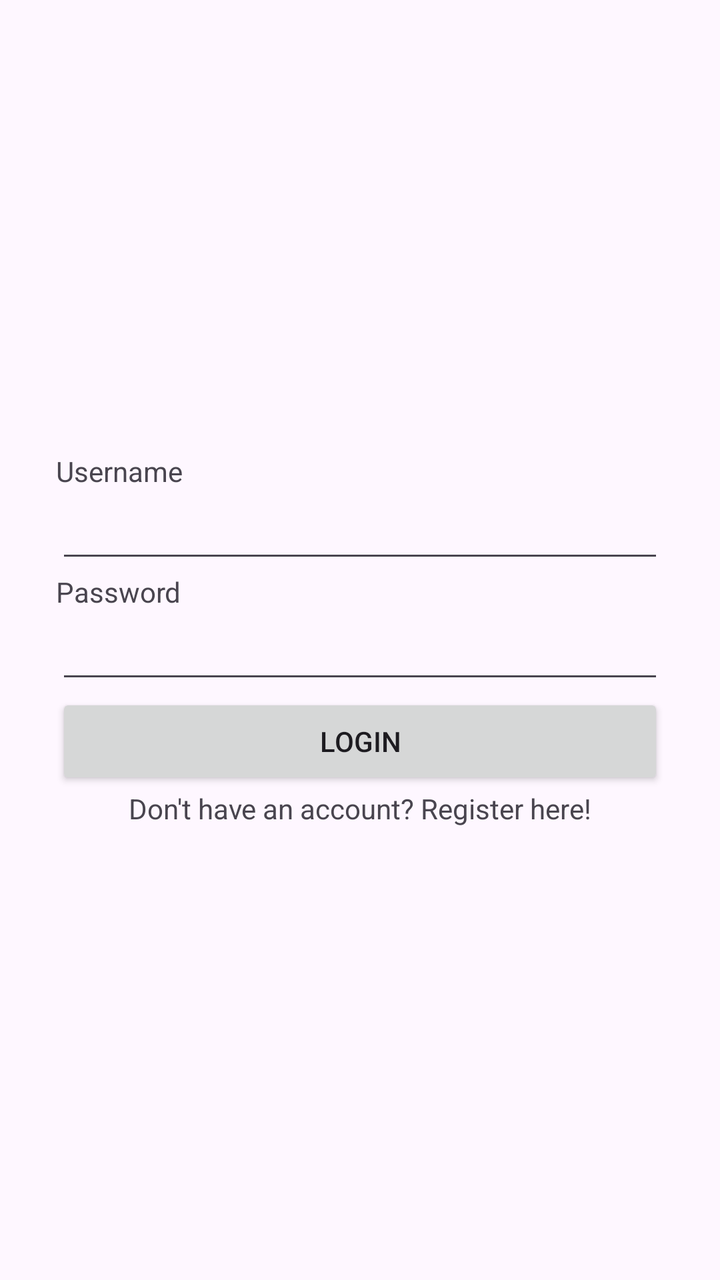
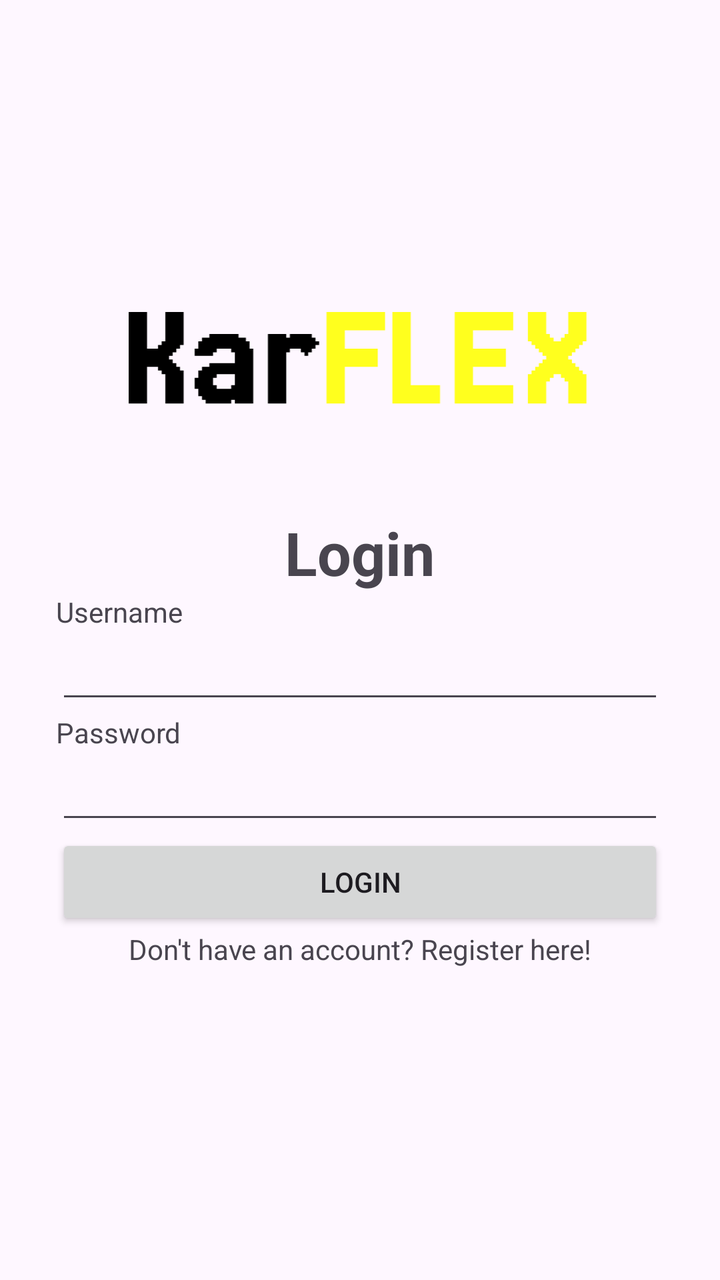

Two renders of the same Android screen: before a commit and after it. Below are the layout's source before the change and the commit's diff.
<!-- AndroidManifest.xml: application theme Theme.Karflex -->
<!-- res/layout/activity_login.xml -->
<?xml version="1.0" encoding="utf-8"?>
<LinearLayout xmlns:android="http://schemas.android.com/apk/res/android"
    xmlns:app="http://schemas.android.com/apk/res-auto"
    xmlns:tools="http://schemas.android.com/tools"
    android:id="@+id/main"
    android:layout_width="match_parent"
    android:layout_height="match_parent"
    tools:context=".LoginActivity"
    android:orientation="vertical"
    android:gravity="center"
    android:padding="28sp">

    <TextView
        android:layout_width="wrap_content"
        android:layout_height="wrap_content"
        android:text="Username"
        android:layout_gravity="left"/>
    <EditText
        android:id="@+id/usernameET"
        android:layout_width="match_parent"
        android:layout_height="wrap_content"
        android:inputType="text"/>

    <TextView
        android:layout_width="wrap_content"
        android:layout_height="wrap_content"
        android:text="Password"
        android:layout_gravity="left"/>

    <EditText
        android:id="@+id/passwordET"
        android:layout_width="match_parent"
        android:layout_height="wrap_content"
        android:inputType="textPassword" />

    <Button
        android:id="@+id/loginBtn"
        android:layout_width="match_parent"
        android:layout_height="wrap_content"
        android:text="Login"/>

    <TextView
        android:id="@+id/registerTV"
        android:layout_width="wrap_content"
        android:layout_height="wrap_content"
        android:text="Don't have an account? Register here!"/>


</LinearLayout>
<!-- resources referenced by this layout -->
<resources>
  <style name="Theme.Karflex" parent="Base.Theme.Karflex" />
  <style name="Base.Theme.Karflex" parent="Theme.Material3.DayNight.NoActionBar">
          
          
      </style>
</resources>

<!-- the commit's change to res/layout/activity_login.xml (unified diff, before → after) -->
@@ -9,6 +9,21 @@
     android:orientation="vertical"
     android:gravity="center"
     android:padding="28sp">
+
+    <ImageView
+        android:layout_width="300dp"
+        android:layout_height="100dp"
+        android:src="@drawable/karflex"
+        android:paddingBottom="50dp"
+        />
+
+    <TextView
+        android:layout_width="wrap_content"
+        android:layout_height="wrap_content"
+        android:layout_gravity="center"
+        android:text="Login"
+        android:textSize="30dp"
+        android:textStyle="bold" />
 
     <TextView
         android:layout_width="wrap_content"
<!-- resource entries referenced after the edit -->
@@ -1,5 +1,6 @@
 <!-- resources referenced by this layout -->
 <resources>
+  <!-- drawable karflex: vector/xml drawable (drawable, 2047 chars, omitted) -->
   <style name="Theme.Karflex" parent="Base.Theme.Karflex" />
   <style name="Base.Theme.Karflex" parent="Theme.Material3.DayNight.NoActionBar">
           
